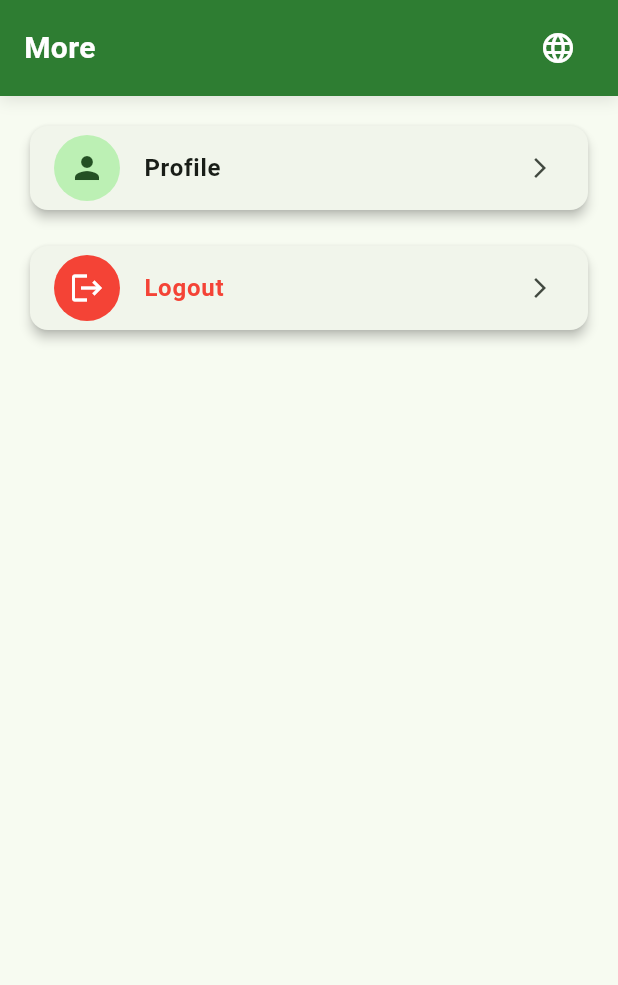
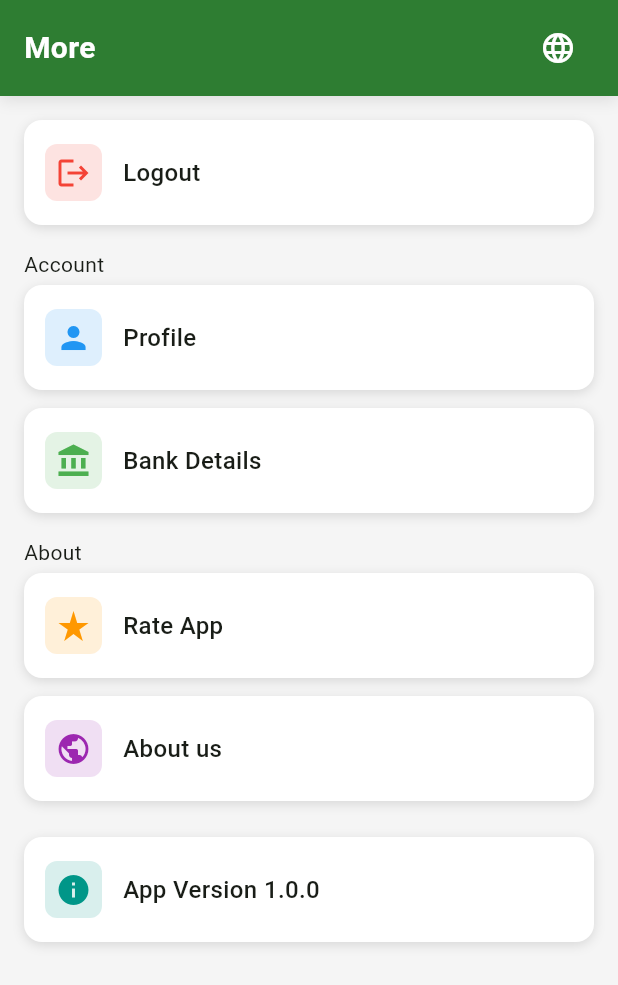
Before and after one commit to krish-soft/flutter_kb_driver, a Flutter app: the MoreScreen screen opened directly, on a phone screen of 412 x 824 dp. Shown: the top 985 px of the screen. Run offline on Flutter 3.47's test engine with Material 3 defaults, Android fonts, the phone set to English and light mode, and no system bars; our stand-ins replace device_info_plus, dio, flutter_local_notifications, flutter_secure_storage, geolocator, get and 4 more; missing offline and left inert: flutter_background_service; accounts and stored records are empty; network calls fail.

Commit message:
bank acccount added

```diff
--- a/lib/constants/api_routes.dart
+++ b/lib/constants/api_routes.dart
@@ -49,5 +49,8 @@ class ApiRoutes {
   static const String updatePassword = "$baseUrl/user/profile/password";
   static const String updateAddress = "$baseUrl/user/profile/address";
 
+  static const String getBankDetails = "$baseUrl/userBank";
+  static const String updateBankDetails = "$baseUrl/userBank";
+
   //
 }
--- a/lib/constants/app_routes.dart
+++ b/lib/constants/app_routes.dart
@@ -3,6 +3,7 @@ import 'package:kb_driver/core/data/presentation/views/auth/forgot_password_scre
 import 'package:kb_driver/core/data/presentation/views/auth/signin_screen.dart';
 import 'package:kb_driver/core/data/presentation/views/auth/signup_screen.dart';
 import 'package:kb_driver/view/home_screen.dart';
+import 'package:kb_driver/view/screens/settings/BankScreen.dart';
 import 'package:kb_driver/view/screens/settings/ProfileScreen.dart';
 import 'package:kb_driver/view/splash_screen.dart';
 
@@ -49,5 +50,13 @@ class AppRoutes {
       transition: Transition.leftToRight,
       transitionDuration: Duration(milliseconds: 250),
     ),
+
+
+     GetPage(
+      name: '/user-bank',
+      page: () => BankScreen(),
+      transition: Transition.leftToRight,
+      transitionDuration: Duration(milliseconds: 250),
+    ),
   ];
 }
--- /dev/null
+++ b/lib/core/data/models/user/bank_model.dart
@@ -0,0 +1,39 @@
+class BankModel {
+  final String accountHolderName;
+  final String accountNumber;
+  final String ifscCode;
+  final String bankName;
+  final String branchName;
+  final String accountType;
+
+  BankModel({
+    required this.accountHolderName,
+    required this.accountNumber,
+    required this.ifscCode,
+    required this.bankName,
+    required this.branchName,
+    required this.accountType,
+  });
+
+  factory BankModel.fromJson(Map<String, dynamic> json) {
+    return BankModel(
+      accountHolderName: json['account_holder_name'] ?? '',
+      accountNumber: json['account_number'] ?? '',
+      ifscCode: json['ifsc_code'] ?? '',
+      bankName: json['bank_name'] ?? '',
+      branchName: json['branch_name'] ?? '',
+      accountType: json['account_type'] ?? '',
+    );
+  }
+
+  Map<String, dynamic> toJson() {
+    return {
+      'account_holder_name': accountHolderName,
+      'account_number': accountNumber,
+      'ifsc_code': ifscCode,
+      'bank_name': bankName,
+      'branch_name': branchName,
+      'account_type': accountType,
+    };
+  }
+}
--- a/lib/core/data/presentation/controllers/user/user_controller.dart
+++ b/lib/core/data/presentation/controllers/user/user_controller.dart
@@ -1,11 +1,10 @@
 import 'package:get/get.dart';
-import 'package:kb_driver/core/data/models/address_model.dart';
+import 'package:kb_driver/core/data/models/user/address_model.dart';
 import 'package:kb_driver/core/data/models/api_response_model.dart';
 import 'package:kb_driver/core/data/repositories/user/user_repository.dart';
 import 'package:kb_driver/utils/message_manager.dart';
 
 class UserController extends GetxController {
-
   final UserRepository _repo = UserRepository();
 
   var isLoading = false.obs;
--- a/lib/core/data/repositories/user/user_repository.dart
+++ b/lib/core/data/repositories/user/user_repository.dart
@@ -1,7 +1,7 @@
 import 'dart:io';
 
 import 'package:kb_driver/constants/api_routes.dart';
-import 'package:kb_driver/core/data/models/address_model.dart';
+import 'package:kb_driver/core/data/models/user/address_model.dart';
 import 'package:kb_driver/core/data/repositories/base_repository.dart';
 import 'package:kb_driver/core/network/api_client.dart';
 import 'package:kb_driver/core/data/models/api_response_model.dart';
--- a/lib/view/screens/ActiveDeliveryScreen.dart
+++ b/lib/view/screens/ActiveDeliveryScreen.dart
@@ -150,7 +150,7 @@ class _ActiveDeliveryScreenState extends State<ActiveDeliveryScreen> {
                               children: [
                                 /// PICKUP
                                 Text(
-                                  "${origin["line1"]}, ${origin["village"]}, ${origin["city"]}",
+                                  "${origin["line1"]}, ${origin["village"] ?? ''}, ${origin["city"] ?? ''}",
                                   style: const TextStyle(
                                     fontWeight: FontWeight.w600,
                                     color: AppColors.textPrimary,
@@ -161,7 +161,7 @@ class _ActiveDeliveryScreenState extends State<ActiveDeliveryScreen> {
 
                                 /// DELIVERY
                                 Text(
-                                  "${destination["line1"]}, ${destination["village"]}, ${destination["city"]}",
+                                  "${destination["line1"] ?? ''}, ${destination["village"] ?? ''}, ${destination["city"] ?? ''}",
                                   style: const TextStyle(
                                     fontWeight: FontWeight.w600,
                                     color: AppColors.textPrimary,
--- a/lib/view/screens/MoreScreen.dart
+++ b/lib/view/screens/MoreScreen.dart
@@ -1,5 +1,9 @@
+import 'dart:io';
 import 'package:flutter/material.dart';
 import 'package:get/get.dart';
+import 'package:package_info_plus/package_info_plus.dart';
+import 'package:url_launcher/url_launcher.dart';
+
 import 'package:kb_driver/core/data/presentation/controllers/auth_controller.dart';
 import 'package:kb_driver/core/lang/app_strings.dart';
 import 'package:kb_driver/utils/preference_manager.dart';
@@ -14,26 +18,71 @@ class MoreScreen extends StatefulWidget {
 }
 
 class _MoreScreenState extends State<MoreScreen> {
-
   final VibrateManager _vibrateManager = VibrateManager();
-
   final AuthController _authController = Get.put(AuthController());
 
-  /// ================= LOGOUT CONFIRM =================
+  String version = "";
+  String packageName = "";
 
+  final String aboutUrl = "https://khetbajar.in";
+
+  @override
+  void initState() {
+    super.initState();
+    loadAppInfo();
+  }
+
+  /// LOAD APP INFO
+  Future<void> loadAppInfo() async {
+    final info = await PackageInfo.fromPlatform();
+
+    setState(() {
+      version = info.version;
+      packageName = info.packageName;
+    });
+  }
+
+  /// RATE APP
+  Future<void> rateApp() async {
+    _vibrateManager.vibrateButton();
+
+    String url = "";
+
+    if (Platform.isAndroid) {
+      url = "https://play.google.com/store/apps/details?id=$packageName";
+    } else if (Platform.isIOS) {
+      url = "https://apps.apple.com/app/idYOUR_APP_ID";
+    }
+
+    final uri = Uri.parse(url);
+
+    if (await canLaunchUrl(uri)) {
+      await launchUrl(uri, mode: LaunchMode.externalApplication);
+    }
+  }
+
+  /// OPEN ABOUT WEBSITE
+  Future<void> openAbout() async {
+    _vibrateManager.vibrateButton();
+
+    final uri = Uri.parse(aboutUrl);
+
+    if (await canLaunchUrl(uri)) {
+      await launchUrl(uri, mode: LaunchMode.externalApplication);
+    }
+  }
+
+  /// LOGOUT
   void confirmLogout() {
-     _vibrateManager.vibrateButton();
+    _vibrateManager.vibrateButton();
 
     Get.dialog(
       AlertDialog(
         title: Text(AppStrings.textLogout.tr),
-
         content: Text(AppStrings.textMessageLogout.tr),
-
         actions: [
           TextButton(
             onPressed: () {
-              _vibrateManager.vibrateButton();
               Get.back();
             },
             child: Text(AppStrings.textCancel.tr),
@@ -42,14 +91,12 @@ class _MoreScreenState extends State<MoreScreen> {
           ElevatedButton(
             style: ElevatedButton.styleFrom(backgroundColor: Colors.red),
             onPressed: () async {
-              _vibrateManager.vibrateButton();
               Get.back();
 
               await _authController.signOutAll();
 
-              PreferenceManager.clearAllPreferences();
+              await PreferenceManager.clearAllPreferences();
 
-              /// redirect to signin
               Get.offAllNamed('/signin');
             },
             child: Text(AppStrings.textLogout.tr),
@@ -59,63 +106,131 @@ class _MoreScreenState extends State<MoreScreen> {
     );
   }
 
+  /// CUSTOM SETTING TILE
+  Widget settingItem({
+    required IconData icon,
+    required String title,
+    required Color iconColor,
+    VoidCallback? onTap,
+  }) {
+    return GestureDetector(
+      onTap: () {
+        _vibrateManager.vibrateButton();
+        if (onTap != null) onTap();
+      },
+
+      child: Container(
+        margin: const EdgeInsets.only(bottom: 12),
+
+        padding: const EdgeInsets.symmetric(vertical: 16, horizontal: 14),
+
+        decoration: BoxDecoration(
+          color: Colors.white,
+          borderRadius: BorderRadius.circular(12),
+          boxShadow: [
+            BoxShadow(
+              blurRadius: 6,
+              color: Colors.black12,
+              offset: const Offset(0, 2),
+            ),
+          ],
+        ),
+
+        child: Row(
+          children: [
+            Container(
+              width: 38,
+              height: 38,
+              decoration: BoxDecoration(
+                color: iconColor.withOpacity(.15),
+                borderRadius: BorderRadius.circular(8),
+              ),
+              child: Icon(icon, color: iconColor),
+            ),
+
+            const SizedBox(width: 14),
+
+            Expanded(
+              child: Text(
+                title,
+                style: const TextStyle(
+                  fontSize: 16,
+                  fontWeight: FontWeight.w500,
+                ),
+              ),
+            ),
+          ],
+        ),
+      ),
+    );
+  }
+
   @override
   Widget build(BuildContext context) {
     return Scaffold(
       appBar: CommonAppBar(title: AppStrings.screenMore.tr),
 
+      backgroundColor: const Color(0xfff5f5f5),
+
       body: ListView(
         padding: const EdgeInsets.all(16),
 
         children: [
-          /// PROFILE CARD
-          Card(
-            elevation: 3,
-            shape: RoundedRectangleBorder(
-              borderRadius: BorderRadius.circular(12),
-            ),
-            child: ListTile(
-              leading: const CircleAvatar(
-                radius: 22,
-                child: Icon(Icons.person),
-              ),
-              title: Text(
-                AppStrings.textProfile.tr,
-                style: const TextStyle(fontWeight: FontWeight.bold),
-              ),
-              // subtitle: const Text("View or update profile"),
-              trailing: const Icon(Icons.arrow_forward_ios, size: 16),
-              onTap: () {
-                Get.toNamed('/profile');
-              },
-            ),
+          /// LOGOUT
+          settingItem(
+            icon: Icons.logout,
+            iconColor: Colors.red,
+            title: AppStrings.textLogout.tr,
+            onTap: confirmLogout,
           ),
 
-          const SizedBox(height: 16),
+          const SizedBox(height: 4),
+          Text("Account"),
+          const SizedBox(height: 4),
 
-          /// LOGOUT CARD
-          Card(
-            elevation: 3,
-            shape: RoundedRectangleBorder(
-              borderRadius: BorderRadius.circular(12),
-            ),
-            child: ListTile(
-              leading: const CircleAvatar(
-                radius: 22,
-                backgroundColor: Colors.red,
-                child: Icon(Icons.logout, color: Colors.white),
-              ),
-              title: Text(
-                AppStrings.textLogout.tr,
-                style: const TextStyle(
-                  fontWeight: FontWeight.bold,
-                  color: Colors.red,
-                ),
-              ),
-              // subtitle: const Text("Sign out from application"),
-              trailing: const Icon(Icons.arrow_forward_ios, size: 16),
-              onTap: confirmLogout,
-            ),
+          /// PROFILE
+          settingItem(
+            icon: Icons.person,
+            iconColor: Colors.blue,
+            title: AppStrings.textProfile.tr,
+            onTap: () => Get.toNamed('/profile'),
+          ),
+
+          /// BANK
+          settingItem(
+            icon: Icons.account_balance,
+            iconColor: Colors.green,
+            title: "Bank Details",
+            onTap: () => Get.toNamed('/user-bank'),
+          ),
+
+          const SizedBox(height: 4),
+          Text("About"),
+          const SizedBox(height: 4),
+
+          /// RATE APP
+          settingItem(
+            icon: Icons.star_rate,
+            iconColor: Colors.orange,
+            title: "Rate App",
+            onTap: rateApp,
+          ),
+
+          /// ABOUT
+          settingItem(
+            icon: Icons.public,
+            iconColor: Colors.purple,
+            title: "About us",
+            onTap: openAbout,
+          ),
+
+          const SizedBox(height: 12),
+
+          /// VERSION
+          settingItem(
+            icon: Icons.info,
+            iconColor: Colors.teal,
+            title: "App Version $version",
           ),
         ],
       ),
--- a/lib/view/screens/settings/ProfileScreen.dart
+++ b/lib/view/screens/settings/ProfileScreen.dart
@@ -2,7 +2,7 @@ import 'package:flutter/material.dart';
 import 'package:get/get.dart';
 
 import 'package:kb_driver/constants/app_colors.dart';
-import 'package:kb_driver/core/data/models/address_model.dart';
+import 'package:kb_driver/core/data/models/user/address_model.dart';
 import 'package:kb_driver/core/data/presentation/controllers/user/user_controller.dart';
 import 'package:kb_driver/core/lang/app_strings.dart';
 import 'package:kb_driver/utils/vibrate_manager.dart';
```
Also changed, not shown: lib/core/data/presentation/controllers/user/bank_controller.dart (added, +39 -0 lines), lib/core/data/repositories/user/bank_repository.dart (added, +34 -0 lines), lib/view/screens/settings/BankScreen.dart (added, +304 -0 lines), lib/core/data/models/user/address_model.dart (renamed from lib/core/data/models/address_model.dart).
